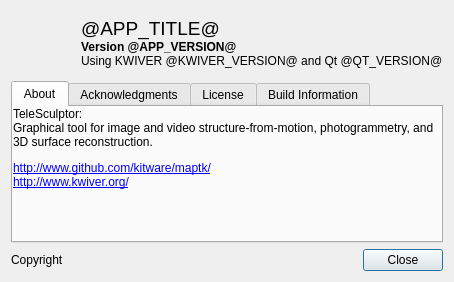
Old version of the form gui/AboutDialog.ui in the repository Kitware/TeleSculptor.
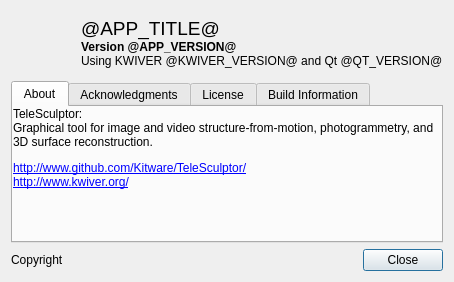
New version of the form. Icons and pictures are not drawn.

Commit message: Updated About dialog URL from maptk to TeleSculptor

The edit to the form file:
```diff
--- a/gui/AboutDialog.ui
+++ b/gui/AboutDialog.ui
@@ -69,7 +69,7 @@
   Graphical tool for image and video structure-from-motion, photogrammetry, and 3D surface reconstruction.
 &lt;/p&gt;
 &lt;p&gt;
-  &lt;a href=&quot;http://www.github.com/kitware/maptk&quot;&gt;http://www.github.com/kitware/maptk/&lt;/a&gt;&lt;br/&gt;
+  &lt;a href=&quot;http://www.github.com/Kitware/TeleSculptor&quot;&gt;http://www.github.com/Kitware/TeleSculptor/&lt;/a&gt;&lt;br/&gt;
   &lt;a href=&quot;http://www.kwiver.org/&quot;&gt;http://www.kwiver.org/&lt;/a&gt;
 &lt;/p&gt;
 &lt;/body&gt;&lt;/html&gt;</string>
```
